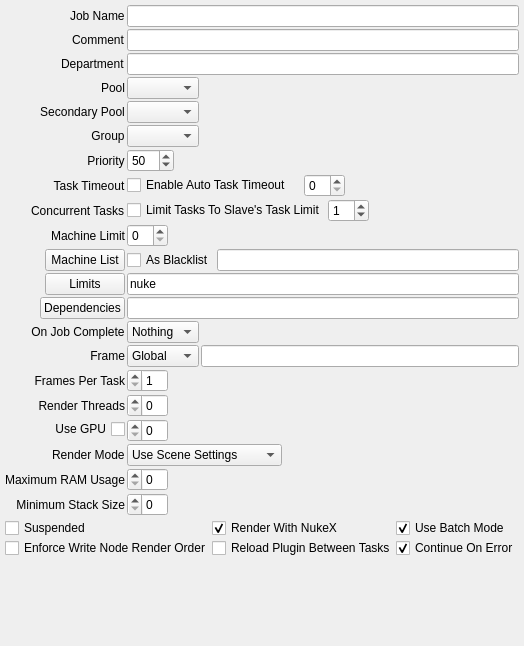
SGSMarkNA/DML_Tools, file DML_Nuke/Gizmos_And_Tools/Layers_To_Gimped_PSD/Submit_Gimped_To_Deadline.ui: the form before one commit.
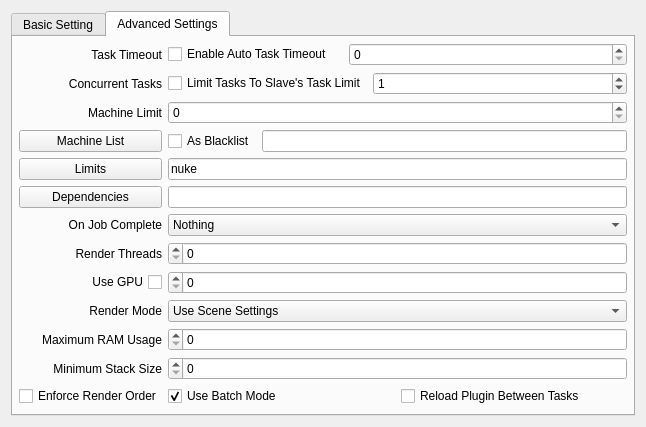
The form after the commit. The open tabs and pages were chosen to show the change.

Commit message: Added Hox and rebuilt the nuke to psd so the nodes have control not the ui

```diff
--- a/DML_Nuke/Gizmos_And_Tools/Layers_To_Gimped_PSD/Submit_Gimped_To_Deadline.ui
+++ b/DML_Nuke/Gizmos_And_Tools/Layers_To_Gimped_PSD/Submit_Gimped_To_Deadline.ui
@@ -6,43 +6,96 @@
    <rect>
     <x>0</x>
     <y>0</y>
-    <width>482</width>
-    <height>646</height>
+    <width>646</width>
+    <height>405</height>
    </rect>
   </property>
   <property name="windowTitle">
    <string>Form</string>
   </property>
-  <layout class="QVBoxLayout" name="verticalLayout_2">
-   <property name="spacing">
-    <number>2</number>
-   </property>
+  <layout class="QHBoxLayout" name="horizontalLayout_10">
+   <item>
+    <widget class="QTabWidget" name="tabWidget">
+     <property name="tabShape">
+      <enum>QTabWidget::Rounded</enum>
+     </property>
+     <property name="currentIndex">
+      <number>0</number>
+     </property>
+     <widget class="QWidget" name="tab">
+      <attribute name="title">
+       <string>Basic Setting</string>
+      </attribute>
+      <layout class="QVBoxLayout" name="verticalLayout">
    <property name="leftMargin">
-    <number>5</number>
+        <number>0</number>
    </property>
    <property name="topMargin">
-    <number>5</number>
+        <number>0</number>
    </property>
    <property name="rightMargin">
-    <number>5</number>
+        <number>0</number>
    </property>
    <property name="bottomMargin">
-    <number>5</number>
+        <number>0</number>
    </property>
    <item>
-    <layout class="QFormLayout" name="formLayout">
-     <property name="fieldGrowthPolicy">
-      <enum>QFormLayout::ExpandingFieldsGrow</enum>
-     </property>
-     <property name="rowWrapPolicy">
-      <enum>QFormLayout::DontWrapRows</enum>
-     </property>
-     <property name="labelAlignment">
-      <set>Qt::AlignRight|Qt::AlignTrailing|Qt::AlignVCenter</set>
-     </property>
-     <property name="formAlignment">
-      <set>Qt::AlignLeading|Qt::AlignLeft|Qt::AlignTop</set>
-     </property>
+        <layout class="QGridLayout" name="gridLayout_2">
+         <property name="leftMargin">
+          <number>6</number>
+         </property>
+         <property name="topMargin">
+          <number>6</number>
+         </property>
+         <property name="rightMargin">
+          <number>6</number>
+         </property>
+         <property name="bottomMargin">
+          <number>6</number>
+         </property>
+         <item row="6" column="0">
+          <layout class="QHBoxLayout" name="horizontalLayout">
+           <item>
+            <widget class="QLabel" name="poolLabel">
+             <property name="sizePolicy">
+              <sizepolicy hsizetype="Maximum" vsizetype="Preferred">
+               <horstretch>0</horstretch>
+               <verstretch>0</verstretch>
+              </sizepolicy>
+             </property>
+             <property name="text">
+              <string>Pool</string>
+             </property>
+             <property name="alignment">
+              <set>Qt::AlignCenter</set>
+             </property>
+            </widget>
+           </item>
+           <item>
+            <widget class="QComboBox" name="Deadline_Pool">
+             <property name="sizePolicy">
+              <sizepolicy hsizetype="Preferred" vsizetype="Minimum">
+               <horstretch>0</horstretch>
+               <verstretch>0</verstretch>
+              </sizepolicy>
+             </property>
+            </widget>
+           </item>
+          </layout>
+         </item>
+         <item row="3" column="0">
+          <widget class="QLabel" name="priorityLabel">
+           <property name="sizePolicy">
+            <sizepolicy hsizetype="Maximum" vsizetype="Preferred">
+             <horstretch>0</horstretch>
+             <verstretch>0</verstretch>
+            </sizepolicy>
+           </property>
+           <property name="text">
+            <string>Priority</string>
+           </property>
+          </widget>
+         </item>
      <item row="0" column="0">
       <widget class="QLabel" name="jogNameLabel">
        <property name="text">
@@ -50,19 +103,6 @@
        </property>
       </widget>
      </item>
-     <item row="0" column="1">
-      <widget class="QLineEdit" name="Deadline_JobName"/>
-     </item>
-     <item row="1" column="0">
-      <widget class="QLabel" name="commentLabel">
-       <property name="text">
-        <string>Comment</string>
-       </property>
-      </widget>
-     </item>
-     <item row="1" column="1">
-      <widget class="QLineEdit" name="Deadline_Comment"/>
-     </item>
      <item row="2" column="0">
       <widget class="QLabel" name="departmentLabel">
        <property name="text">
@@ -70,30 +110,40 @@
        </property>
       </widget>
      </item>
-     <item row="2" column="1">
-      <widget class="QLineEdit" name="Deadline_Department"/>
-     </item>
-     <item row="3" column="0">
-      <widget class="QLabel" name="poolLabel">
-       <property name="sizePolicy">
-        <sizepolicy hsizetype="Preferred" vsizetype="Preferred">
-         <horstretch>0</horstretch>
-         <verstretch>0</verstretch>
-        </sizepolicy>
-       </property>
-       <property name="text">
-        <string>Pool</string>
-       </property>
-       <property name="alignment">
-        <set>Qt::AlignCenter</set>
-       </property>
-      </widget>
-     </item>
-     <item row="3" column="1">
-      <widget class="QComboBox" name="Deadline_Pool"/>
-     </item>
      <item row="4" column="0">
+          <widget class="QLabel" name="framesPerTaskLabel">
+           <property name="layoutDirection">
+            <enum>Qt::LeftToRight</enum>
+           </property>
+           <property name="text">
+            <string>Frames Per Task</string>
+           </property>
+          </widget>
+         </item>
+         <item row="5" column="0">
+          <widget class="QLabel" name="frameListLabel">
+           <property name="text">
+            <string>Frame</string>
+           </property>
+          </widget>
+         </item>
+         <item row="1" column="0">
+          <widget class="QLabel" name="commentLabel">
+           <property name="text">
+            <string>Comment</string>
+           </property>
+          </widget>
+         </item>
+         <item row="6" column="1">
+          <layout class="QHBoxLayout" name="horizontalLayout_2">
+           <item>
       <widget class="QLabel" name="secondaryPoolLabel">
+             <property name="sizePolicy">
+              <sizepolicy hsizetype="Maximum" vsizetype="Preferred">
+               <horstretch>0</horstretch>
+               <verstretch>0</verstretch>
+              </sizepolicy>
+             </property>
        <property name="text">
         <string>Secondary Pool</string>
        </property>
@@ -102,11 +152,23 @@
        </property>
       </widget>
      </item>
-     <item row="4" column="1">
+           <item>
       <widget class="QComboBox" name="Deadline_SecondaryPool"/>
      </item>
-     <item row="5" column="0">
+          </layout>
+         </item>
+         <item row="6" column="2">
+          <layout class="QHBoxLayout" name="horizontalLayout_4">
+           <item>
+            <layout class="QHBoxLayout" name="horizontalLayout_3">
+             <item>
       <widget class="QLabel" name="groupLabel">
+               <property name="sizePolicy">
+                <sizepolicy hsizetype="Maximum" vsizetype="Preferred">
+                 <horstretch>0</horstretch>
+                 <verstretch>0</verstretch>
+                </sizepolicy>
+               </property>
        <property name="text">
         <string>Group</string>
        </property>
@@ -115,26 +177,23 @@
        </property>
       </widget>
      </item>
-     <item row="5" column="1">
+             <item>
       <widget class="QComboBox" name="Deadline_Group"/>
      </item>
-     <item row="6" column="0">
-      <widget class="QLabel" name="priorityLabel">
-       <property name="sizePolicy">
-        <sizepolicy hsizetype="Maximum" vsizetype="Preferred">
-         <horstretch>0</horstretch>
-         <verstretch>0</verstretch>
-        </sizepolicy>
-       </property>
-       <property name="text">
-        <string>Priority</string>
-       </property>
-       <property name="alignment">
-        <set>Qt::AlignCenter</set>
-       </property>
-      </widget>
-     </item>
-     <item row="6" column="1">
+            </layout>
+           </item>
+          </layout>
+         </item>
+         <item row="0" column="1" colspan="2">
+          <widget class="QLineEdit" name="Deadline_JobName"/>
+         </item>
+         <item row="1" column="1" colspan="2">
+          <widget class="QLineEdit" name="Deadline_Comment"/>
+         </item>
+         <item row="2" column="1" colspan="2">
+          <widget class="QLineEdit" name="Deadline_Department"/>
+         </item>
+         <item row="3" column="1" colspan="2">
       <widget class="QSpinBox" name="Deadline_Priority">
        <property name="maximum">
         <number>100</number>
@@ -144,100 +203,206 @@
        </property>
       </widget>
      </item>
-     <item row="7" column="0">
-      <widget class="QLabel" name="taskTimeoutLabel">
+         <item row="4" column="1" colspan="2">
+          <widget class="QSpinBox" name="Deadline_ChunkSize">
+           <property name="layoutDirection">
+            <enum>Qt::RightToLeft</enum>
+           </property>
+           <property name="minimum">
+            <number>1</number>
+           </property>
+          </widget>
+         </item>
+         <item row="5" column="1" colspan="2">
+          <layout class="QHBoxLayout" name="horizontalLayout_6">
+           <item>
+            <widget class="QComboBox" name="Deadline_FrameListMode">
        <property name="sizePolicy">
-        <sizepolicy hsizetype="Maximum" vsizetype="Preferred">
+              <sizepolicy hsizetype="Preferred" vsizetype="Fixed">
          <horstretch>0</horstretch>
          <verstretch>0</verstretch>
         </sizepolicy>
        </property>
+             <property name="layoutDirection">
+              <enum>Qt::LeftToRight</enum>
+             </property>
+             <item>
        <property name="text">
-        <string>Task Timeout</string>
-       </property>
-       <property name="alignment">
-        <set>Qt::AlignCenter</set>
-       </property>
-      </widget>
-     </item>
-     <item row="7" column="1">
-      <layout class="QHBoxLayout" name="horizontalLayout_3">
+               <string>Global</string>
+              </property>
+             </item>
+             <item>
+              <property name="text">
+               <string>Custom</string>
+              </property>
+             </item>
+            </widget>
+           </item>
        <item>
-        <widget class="QCheckBox" name="Deadline_AutoTaskTimeout">
-         <property name="minimumSize">
-          <size>
-           <width>175</width>
-           <height>0</height>
-          </size>
-         </property>
+            <widget class="QLineEdit" name="Deadline_FrameList"/>
+           </item>
+          </layout>
+         </item>
+        </layout>
+       </item>
+       <item>
+        <layout class="QGridLayout" name="gridLayout_3" columnstretch="0,0,0">
+         <item row="0" column="0">
+          <widget class="QCheckBox" name="Deadline_SubmitSuspended">
+           <property name="text">
+            <string>Suspended</string>
+           </property>
+          </widget>
+         </item>
+         <item row="0" column="1">
+          <widget class="QCheckBox" name="Deadline_UseNukeX">
+           <property name="layoutDirection">
+            <enum>Qt::LeftToRight</enum>
+           </property>
          <property name="text">
-          <string>Enable Auto Task Timeout</string>
-         </property>
-        </widget>
-       </item>
+            <string>Render With NukeX</string>
+           </property>
+           <property name="checked">
+            <bool>true</bool>
+           </property>
+          </widget>
+         </item>
+         <item row="0" column="2">
+          <widget class="QCheckBox" name="Deadline_ContinueOnError">
+           <property name="text">
+            <string>Continue On Error</string>
+           </property>
+           <property name="checked">
+            <bool>true</bool>
+           </property>
+          </widget>
+         </item>
+        </layout>
+       </item>
        <item>
-        <widget class="QSpinBox" name="Deadline_TaskTimeout">
-         <property name="minimumSize">
+        <spacer name="verticalSpacer_2">
+         <property name="orientation">
+          <enum>Qt::Vertical</enum>
+         </property>
+         <property name="sizeHint" stdset="0">
           <size>
-           <width>37</width>
-           <height>0</height>
+           <width>20</width>
+           <height>40</height>
           </size>
          </property>
-        </widget>
-       </item>
-      </layout>
-     </item>
-     <item row="8" column="0">
+        </spacer>
+       </item>
+      </layout>
+     </widget>
+     <widget class="QWidget" name="tab_2">
+      <attribute name="title">
+       <string>Advanced Settings</string>
+      </attribute>
+      <layout class="QVBoxLayout" name="verticalLayout_2">
+       <property name="leftMargin">
+        <number>0</number>
+       </property>
+       <property name="topMargin">
+        <number>0</number>
+       </property>
+       <property name="rightMargin">
+        <number>0</number>
+       </property>
+       <property name="bottomMargin">
+        <number>0</number>
+       </property>
+       <item>
+        <layout class="QGridLayout" name="gridLayout" rowstretch="0,0,0,0,0,0,0,0,0,0,0,0,0" columnstretch="0,0,0">
+         <property name="leftMargin">
+          <number>6</number>
+         </property>
+         <property name="topMargin">
+          <number>6</number>
+         </property>
+         <property name="rightMargin">
+          <number>6</number>
+         </property>
+         <property name="bottomMargin">
+          <number>6</number>
+         </property>
+         <item row="3" column="1" colspan="2">
+          <layout class="QHBoxLayout" name="horizontalLayout_8">
+           <item>
+            <widget class="QCheckBox" name="Deadline_IsBlacklist">
+             <property name="text">
+              <string>As Blacklist</string>
+             </property>
+            </widget>
+           </item>
+           <item>
+            <widget class="QLineEdit" name="Deadline_MachineList"/>
+           </item>
+          </layout>
+         </item>
+         <item row="9" column="1" colspan="2">
+          <widget class="QComboBox" name="Deadline_RenderMode">
+           <item>
+            <property name="text">
+             <string>Use Scene Settings</string>
+            </property>
+           </item>
+           <item>
+            <property name="text">
+             <string>Render Full Resolution</string>
+            </property>
+           </item>
+           <item>
+            <property name="text">
+             <string>Render using Proxies</string>
+            </property>
+           </item>
+          </widget>
+         </item>
+         <item row="12" column="0">
+          <widget class="QCheckBox" name="Deadline_EnforceRenderOrder">
+           <property name="sizePolicy">
+            <sizepolicy hsizetype="Preferred" vsizetype="Fixed">
+             <horstretch>0</horstretch>
+             <verstretch>0</verstretch>
+            </sizepolicy>
+           </property>
+           <property name="text">
+            <string>Enforce Render Order</string>
+           </property>
+          </widget>
+         </item>
+         <item row="2" column="1" colspan="2">
+          <widget class="QSpinBox" name="Deadline_MachineLimit"/>
+         </item>
+         <item row="12" column="1">
+          <widget class="QCheckBox" name="Deadline_BatchMode">
+           <property name="text">
+            <string>Use Batch Mode</string>
+           </property>
+           <property name="checked">
+            <bool>true</bool>
+           </property>
+          </widget>
+         </item>
+         <item row="12" column="2">
+          <widget class="QCheckBox" name="Deadline_ReloadPlugin">
+           <property name="text">
+            <string>Reload Plugin Between Tasks</string>
+           </property>
+          </widget>
+         </item>
+         <item row="1" column="0">
       <widget class="QLabel" name="concurrentTasksLabel">
-       <property name="sizePolicy">
-        <sizepolicy hsizetype="Maximum" vsizetype="Preferred">
-         <horstretch>0</horstretch>
-         <verstretch>0</verstretch>
-        </sizepolicy>
-       </property>
        <property name="text">
         <string>Concurrent Tasks</string>
        </property>
-      </widget>
-     </item>
-     <item row="8" column="1">
-      <layout class="QHBoxLayout" name="horizontalLayout_4">
-       <item>
-        <widget class="QCheckBox" name="Deadline_LimitConcurrentTasks">
-         <property name="minimumSize">
-          <size>
-           <width>175</width>
-           <height>0</height>
-          </size>
-         </property>
-         <property name="text">
-          <string>Limit Tasks To Slave's Task Limit</string>
-         </property>
-        </widget>
-       </item>
-       <item>
-        <widget class="QSpinBox" name="Deadline_ConcurrentTasks">
-         <property name="minimumSize">
-          <size>
-           <width>37</width>
-           <height>0</height>
-          </size>
-         </property>
-         <property name="value">
-          <number>1</number>
-         </property>
-        </widget>
-       </item>
-      </layout>
-     </item>
-     <item row="9" column="0">
+           <property name="alignment">
+            <set>Qt::AlignRight|Qt::AlignTrailing|Qt::AlignVCenter</set>
+           </property>
+          </widget>
+         </item>
+         <item row="2" column="0">
       <widget class="QLabel" name="machineLimitLabel">
-       <property name="sizePolicy">
-        <sizepolicy hsizetype="Maximum" vsizetype="Preferred">
-         <horstretch>0</horstretch>
-         <verstretch>0</verstretch>
-        </sizepolicy>
-       </property>
        <property name="text">
         <string>Machine Limit</string>
        </property>
@@ -246,171 +411,30 @@
        </property>
       </widget>
      </item>
-     <item row="9" column="1">
-      <widget class="QSpinBox" name="Deadline_MachineLimit"/>
-     </item>
-     <item row="10" column="0">
-      <widget class="QPushButton" name="Deadline_MachineListButton">
-       <property name="text">
-        <string>Machine List</string>
-       </property>
-      </widget>
-     </item>
-     <item row="10" column="1">
-      <layout class="QHBoxLayout" name="horizontalLayout">
-       <item>
-        <widget class="QCheckBox" name="Deadline_IsBlacklist">
-         <property name="text">
-          <string>As Blacklist</string>
-         </property>
-        </widget>
-       </item>
-       <item>
-        <widget class="QLineEdit" name="Deadline_MachineList"/>
-       </item>
-      </layout>
-     </item>
-     <item row="11" column="0">
+         <item row="4" column="0">
       <widget class="QPushButton" name="Deadline_LimitGroupsButton">
+           <property name="sizePolicy">
+            <sizepolicy hsizetype="Preferred" vsizetype="Fixed">
+             <horstretch>0</horstretch>
+             <verstretch>0</verstretch>
+            </sizepolicy>
+           </property>
        <property name="text">
         <string>Limits</string>
        </property>
       </widget>
      </item>
-     <item row="11" column="1">
-      <widget class="QLineEdit" name="Deadline_LimitGroups">
-       <property name="text">
-        <string>nuke</string>
-       </property>
-      </widget>
-     </item>
-     <item row="12" column="0">
-      <widget class="QPushButton" name="Deadline_DependenciesButton">
-       <property name="text">
-        <string>Dependencies</string>
-       </property>
-      </widget>
-     </item>
-     <item row="12" column="1">
-      <widget class="QLineEdit" name="Deadline_Dependencies"/>
-     </item>
-     <item row="13" column="0">
+         <item row="6" column="0">
       <widget class="QLabel" name="onJobCompleteLabel">
        <property name="text">
         <string>On Job Complete</string>
        </property>
        <property name="alignment">
-        <set>Qt::AlignCenter</set>
-       </property>
-      </widget>
-     </item>
-     <item row="13" column="1">
-      <widget class="QComboBox" name="Deadline_OnComplete">
-       <item>
-        <property name="text">
-         <string>Nothing</string>
-        </property>
-       </item>
-       <item>
-        <property name="text">
-         <string>Archive</string>
-        </property>
-       </item>
-       <item>
-        <property name="text">
-         <string>Delete</string>
-        </property>
-       </item>
-      </widget>
-     </item>
-     <item row="14" column="0">
-      <widget class="QWidget" name="widget_4" native="true">
-       <layout class="QHBoxLayout" name="horizontalLayout_2">
-        <property name="spacing">
-         <number>2</number>
-        </property>
-        <property name="leftMargin">
-         <number>0</number>
-        </property>
-        <property name="topMargin">
-         <number>0</number>
-        </property>
-        <property name="rightMargin">
-         <number>0</number>
-        </property>
-        <property name="bottomMargin">
-         <number>0</number>
-        </property>
-        <item>
-         <widget class="QLabel" name="frameListLabel">
-          <property name="sizePolicy">
-           <sizepolicy hsizetype="Maximum" vsizetype="Preferred">
-            <horstretch>0</horstretch>
-            <verstretch>0</verstretch>
-           </sizepolicy>
-          </property>
-          <property name="text">
-           <string>Frame</string>
-          </property>
-          <property name="alignment">
            <set>Qt::AlignRight|Qt::AlignTrailing|Qt::AlignVCenter</set>
           </property>
          </widget>
         </item>
-       </layout>
-      </widget>
-     </item>
-     <item row="14" column="1">
-      <layout class="QHBoxLayout" name="horizontalLayout_6">
-       <item>
-        <widget class="QComboBox" name="Deadline_FrameListMode">
-         <property name="sizePolicy">
-          <sizepolicy hsizetype="Preferred" vsizetype="Fixed">
-           <horstretch>0</horstretch>
-           <verstretch>0</verstretch>
-          </sizepolicy>
-         </property>
-         <property name="layoutDirection">
-          <enum>Qt::LeftToRight</enum>
-         </property>
-         <item>
-          <property name="text">
-           <string>Global</string>
-          </property>
-         </item>
-         <item>
-          <property name="text">
-           <string>Custom</string>
-          </property>
-         </item>
-        </widget>
-       </item>
-       <item>
-        <widget class="QLineEdit" name="Deadline_FrameList"/>
-       </item>
-      </layout>
-     </item>
-     <item row="15" column="0">
-      <widget class="QLabel" name="framesPerTaskLabel">
-       <property name="text">
-        <string>Frames Per Task</string>
-       </property>
-       <property name="alignment">
-        <set>Qt::AlignRight|Qt::AlignTrailing|Qt::AlignVCenter</set>
-       </property>
-      </widget>
-     </item>
-     <item row="15" column="1">
-      <widget class="QSpinBox" name="Deadline_ChunkSize">
-       <property name="layoutDirection">
-        <enum>Qt::RightToLeft</enum>
-       </property>
-       <property name="minimum">
-        <number>1</number>
-       </property>
-      </widget>
-     </item>
-     <item row="16" column="0">
+         <item row="7" column="0">
       <widget class="QLabel" name="renderThreadsLabel">
        <property name="text">
         <string>Render Threads</string>
@@ -420,63 +444,53 @@
        </property>
       </widget>
      </item>
-     <item row="16" column="1">
-      <widget class="QSpinBox" name="Deadline_Threads">
-       <property name="layoutDirection">
-        <enum>Qt::RightToLeft</enum>
-       </property>
-      </widget>
-     </item>
-     <item row="17" column="0">
-      <widget class="QCheckBox" name="Deadline_UseGpu">
-       <property name="layoutDirection">
-        <enum>Qt::RightToLeft</enum>
-       </property>
-       <property name="text">
-        <string>Use GPU</string>
-       </property>
-      </widget>
-     </item>
-     <item row="17" column="1">
-      <widget class="QSpinBox" name="Deadline_ChooseGpu">
-       <property name="sizePolicy">
-        <sizepolicy hsizetype="Minimum" vsizetype="Minimum">
-         <horstretch>0</horstretch>
-         <verstretch>0</verstretch>
-        </sizepolicy>
-       </property>
-       <property name="layoutDirection">
-        <enum>Qt::RightToLeft</enum>
-       </property>
-      </widget>
-     </item>
-     <item row="18" column="0">
+         <item row="9" column="0">
       <widget class="QLabel" name="renderModeLabel">
        <property name="text">
         <string>Render Mode</string>
        </property>
-      </widget>
-     </item>
-     <item row="18" column="1">
-      <widget class="QComboBox" name="Deadline_RenderMode">
-       <item>
+           <property name="alignment">
+            <set>Qt::AlignRight|Qt::AlignTrailing|Qt::AlignVCenter</set>
+           </property>
+          </widget>
+         </item>
+         <item row="11" column="0">
+          <widget class="QLabel" name="minimumStackSizeLabel">
         <property name="text">
-         <string>Use Scene Settings</string>
-        </property>
-       </item>
-       <item>
+            <string>Minimum Stack Size</string>
+           </property>
+           <property name="alignment">
+            <set>Qt::AlignRight|Qt::AlignTrailing|Qt::AlignVCenter</set>
+           </property>
+          </widget>
+         </item>
+         <item row="8" column="0">
+          <widget class="QCheckBox" name="Deadline_UseGpu">
+           <property name="sizePolicy">
+            <sizepolicy hsizetype="Preferred" vsizetype="Fixed">
+             <horstretch>0</horstretch>
+             <verstretch>0</verstretch>
+            </sizepolicy>
+           </property>
+           <property name="layoutDirection">
+            <enum>Qt::RightToLeft</enum>
+           </property>
         <property name="text">
-         <string>Render Full Resolution</string>
-        </property>
-       </item>
-       <item>
+            <string>Use GPU</string>
+           </property>
+          </widget>
+         </item>
+         <item row="0" column="0">
+          <widget class="QLabel" name="taskTimeoutLabel">
         <property name="text">
-         <string>Render using Proxies</string>
-        </property>
-       </item>
-      </widget>
-     </item>
-     <item row="19" column="0">
+            <string>Task Timeout</string>
+           </property>
+           <property name="alignment">
+            <set>Qt::AlignRight|Qt::AlignTrailing|Qt::AlignVCenter</set>
+           </property>
+          </widget>
+         </item>
+         <item row="10" column="0">
       <widget class="QLabel" name="maximumRAMUsageLabel">
        <property name="text">
         <string>Maximum RAM Usage</string>
@@ -486,116 +500,160 @@
        </property>
       </widget>
      </item>
-     <item row="19" column="1">
+         <item row="5" column="0">
+          <widget class="QPushButton" name="Deadline_DependenciesButton">
+           <property name="sizePolicy">
+            <sizepolicy hsizetype="Preferred" vsizetype="Fixed">
+             <horstretch>0</horstretch>
+             <verstretch>0</verstretch>
+            </sizepolicy>
+           </property>
+           <property name="text">
+            <string>Dependencies</string>
+           </property>
+          </widget>
+         </item>
+         <item row="3" column="0">
+          <widget class="QPushButton" name="Deadline_MachineListButton">
+           <property name="sizePolicy">
+            <sizepolicy hsizetype="Preferred" vsizetype="Fixed">
+             <horstretch>0</horstretch>
+             <verstretch>0</verstretch>
+            </sizepolicy>
+           </property>
+           <property name="text">
+            <string>Machine List</string>
+           </property>
+          </widget>
+         </item>
+         <item row="10" column="1" colspan="2">
       <widget class="QSpinBox" name="Deadline_MemoryUsage">
        <property name="layoutDirection">
         <enum>Qt::RightToLeft</enum>
        </property>
       </widget>
      </item>
-     <item row="20" column="0">
-      <widget class="QLabel" name="minimumStackSizeLabel">
+         <item row="5" column="1" colspan="2">
+          <widget class="QLineEdit" name="Deadline_Dependencies">
        <property name="sizePolicy">
-        <sizepolicy hsizetype="Maximum" vsizetype="Preferred">
+            <sizepolicy hsizetype="Expanding" vsizetype="Fixed">
+             <horstretch>1</horstretch>
+             <verstretch>0</verstretch>
+            </sizepolicy>
+           </property>
+          </widget>
+         </item>
+         <item row="4" column="1" colspan="2">
+          <widget class="QLineEdit" name="Deadline_LimitGroups">
+           <property name="text">
+            <string>nuke</string>
+           </property>
+          </widget>
+         </item>
+         <item row="8" column="1" colspan="2">
+          <widget class="QSpinBox" name="Deadline_ChooseGpu">
+           <property name="sizePolicy">
+            <sizepolicy hsizetype="Minimum" vsizetype="Minimum">
          <horstretch>0</horstretch>
          <verstretch>0</verstretch>
         </sizepolicy>
        </property>
+           <property name="layoutDirection">
+            <enum>Qt::RightToLeft</enum>
+           </property>
+          </widget>
+         </item>
+         <item row="1" column="1" colspan="2">
+          <layout class="QHBoxLayout" name="horizontalLayout_7" stretch="0,1">
+           <item>
+            <widget class="QCheckBox" name="Deadline_LimitConcurrentTasks">
+             <property name="minimumSize">
+              <size>
+               <width>175</width>
+               <height>0</height>
+              </size>
+             </property>
        <property name="text">
-        <string>Minimum Stack Size</string>
-       </property>
-       <property name="alignment">
-        <set>Qt::AlignRight|Qt::AlignTrailing|Qt::AlignVCenter</set>
-       </property>
-      </widget>
-     </item>
-     <item row="20" column="1">
+              <string>Limit Tasks To Slave's Task Limit</string>
+             </property>
+            </widget>
+           </item>
+           <item>
+            <widget class="QSpinBox" name="Deadline_ConcurrentTasks">
+             <property name="minimumSize">
+              <size>
+               <width>37</width>
+               <height>0</height>
+              </size>
+             </property>
+             <property name="value">
+              <number>1</number>
+             </property>
+            </widget>
+           </item>
+          </layout>
+         </item>
+         <item row="0" column="1" colspan="2">
+          <layout class="QHBoxLayout" name="horizontalLayout_5" stretch="0,1">
+           <item>
+            <widget class="QCheckBox" name="Deadline_AutoTaskTimeout">
+             <property name="minimumSize">
+              <size>
+               <width>175</width>
+               <height>0</height>
+              </size>
+             </property>
+             <property name="text">
+              <string>Enable Auto Task Timeout</string>
+             </property>
+            </widget>
+           </item>
+           <item>
+            <widget class="QSpinBox" name="Deadline_TaskTimeout">
+             <property name="minimumSize">
+              <size>
+               <width>37</width>
+               <height>0</height>
+              </size>
+             </property>
+            </widget>
+           </item>
+          </layout>
+         </item>
+         <item row="11" column="1" colspan="2">
       <widget class="QSpinBox" name="Deadline_StackSize">
        <property name="layoutDirection">
         <enum>Qt::RightToLeft</enum>
        </property>
       </widget>
      </item>
-    </layout>
-   </item>
+         <item row="6" column="1" colspan="2">
+          <widget class="QComboBox" name="Deadline_OnComplete">
    <item>
-    <widget class="QWidget" name="widget" native="true">
-     <layout class="QVBoxLayout" name="verticalLayout">
-      <property name="spacing">
-       <number>0</number>
-      </property>
-      <property name="leftMargin">
-       <number>0</number>
-      </property>
-      <property name="topMargin">
-       <number>0</number>
-      </property>
-      <property name="rightMargin">
-       <number>0</number>
-      </property>
-      <property name="bottomMargin">
-       <number>0</number>
-      </property>
-      <item>
-       <layout class="QGridLayout" name="gridLayout" columnstretch="0,0,1" rowminimumheight="0,0" columnminimumwidth="0,0,0">
-        <item row="1" column="0">
-         <widget class="QCheckBox" name="Deadline_EnforceRenderOrder">
           <property name="text">
-           <string>Enforce Write Node Render Order</string>
-          </property>
-         </widget>
-        </item>
-        <item row="0" column="0">
-         <widget class="QCheckBox" name="Deadline_SubmitSuspended">
+             <string>Nothing</string>
+            </property>
+           </item>
+           <item>
           <property name="text">
-           <string>Suspended</string>
-          </property>
-         </widget>
-        </item>
-        <item row="1" column="1">
-         <widget class="QCheckBox" name="Deadline_ReloadPlugin">
+             <string>Archive</string>
+            </property>
+           </item>
+           <item>
           <property name="text">
-           <string>Reload Plugin Between Tasks</string>
-          </property>
-         </widget>
-        </item>
-        <item row="1" column="2">
-         <widget class="QCheckBox" name="Deadline_ContinueOnError">
-          <property name="text">
-           <string>Continue On Error</string>
-          </property>
-          <property name="checked">
-           <bool>true</bool>
-          </property>
-         </widget>
-        </item>
-        <item row="0" column="2">
-         <widget class="QCheckBox" name="Deadline_BatchMode">
-          <property name="text">
-           <string>Use Batch Mode</string>
-          </property>
-          <property name="checked">
-           <bool>true</bool>
-          </property>
-         </widget>
-        </item>
-        <item row="0" column="1">
-         <widget class="QCheckBox" name="Deadline_UseNukeX">
+             <string>Delete</string>
+            </property>
+           </item>
+          </widget>
+         </item>
+         <item row="7" column="1" colspan="2">
+          <widget class="QSpinBox" name="Deadline_Threads">
           <property name="layoutDirection">
-           <enum>Qt::LeftToRight</enum>
-          </property>
-          <property name="text">
-           <string>Render With NukeX</string>
-          </property>
-          <property name="checked">
-           <bool>true</bool>
-          </property>
+            <enum>Qt::RightToLeft</enum>
+           </property>
          </widget>
         </item>
        </layout>
-      </item>
-     </layout>
-    </widget>
    </item>
    <item>
     <spacer name="verticalSpacer">
@@ -609,6 +667,10 @@
       </size>
      </property>
     </spacer>
+       </item>
+      </layout>
+     </widget>
+    </widget>
    </item>
   </layout>
  </widget>
```
Lines whose indentation alone changed are shown as unchanged. The commit also changes 25 other files.
